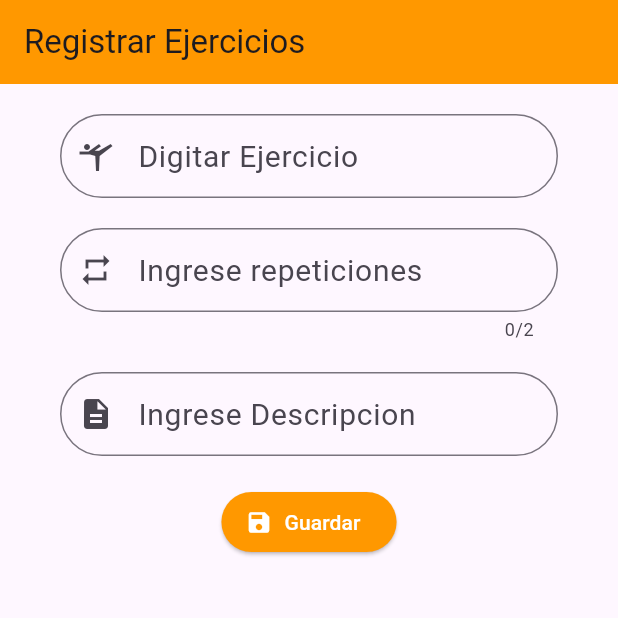
After one commit to ortizj01/EvidenciasDartFlutter, a Flutter app: the EjerciciosScreen screen opened directly, on a phone screen of 412 x 824 dp, the top half of it. The commit adds this screen. Run offline on Flutter 3.47's test engine with Material 3 defaults, Android fonts, the phone set to English and light mode, and no system bars.

Commit message:
creando formulario ejercicios

```diff
--- /dev/null
+++ b/GymSystem/gym_system/analysis_options.yaml
@@ -0,0 +1 @@
+include: package:flutter_lints/flutter.yaml
--- /dev/null
+++ b/GymSystem/gym_system/lib/main.dart
@@ -0,0 +1,16 @@
+import 'package:flutter/material.dart';
+import 'package:gym_system/screens/form_ejercicios.dart';
+
+void main() {
+  runApp(const MainApp());
+}
+
+class MainApp extends StatelessWidget {
+  const MainApp({super.key});
+
+  @override
+  Widget build(BuildContext context) {
+    return const MaterialApp(
+        debugShowCheckedModeBanner: false, home: EjerciciosScreen());
+  }
+}
--- /dev/null
+++ b/GymSystem/gym_system/lib/screens/form_ejercicios.dart
@@ -0,0 +1,93 @@
+import 'package:flutter/material.dart';
+
+class EjerciciosScreen extends StatefulWidget {
+  const EjerciciosScreen({super.key});
+
+  @override
+  State<EjerciciosScreen> createState() => _EjerciciosScreenState();
+}
+
+class _EjerciciosScreenState extends State<EjerciciosScreen> {
+  void ejercicios() {}
+  @override
+  Widget build(BuildContext context) {
+    return Scaffold(
+      appBar: AppBar(
+        title: const Text('Registrar Ejercicios'),
+        backgroundColor: Colors.orange,
+      ),
+      body: Padding(
+        padding: const EdgeInsets.symmetric(vertical: 20, horizontal: 40),
+        child: Form(
+          child: Column(
+            children: [
+              TextFormField(
+                keyboardType: TextInputType.text,
+                decoration: const InputDecoration(
+                    prefixIcon: Icon(
+                      Icons.sports_gymnastics,
+                    ),
+                    hintText: "Nombre Ejercicio",
+                    border: OutlineInputBorder(
+                        borderRadius: BorderRadius.all(Radius.circular(100))),
+                    labelText: 'Digitar Ejercicio',
+                    labelStyle: TextStyle(
+                      fontSize: 20,
+                    )),
+              ),
+              const SizedBox(
+                height: 20,
+              ),
+              TextFormField(
+                keyboardType: TextInputType.number,
+                maxLength: 2,
+                decoration: const InputDecoration(
+                    prefixIcon: Icon(
+                      Icons.repeat,
+                    ),
+                    hintText: "Repeticion Ejercicio",
+                    border: OutlineInputBorder(
+                        borderRadius: BorderRadius.all(Radius.circular(100))),
+                    labelText: 'Ingrese repeticiones',
+                    labelStyle: TextStyle(
+                      fontSize: 20,
+                    )),
+              ),
+              const SizedBox(
+                height: 20,
+              ),
+              TextFormField(
+                keyboardType: TextInputType.text,
+                decoration: const InputDecoration(
+                    prefixIcon: Icon(
+                      Icons.description,
+                    ),
+                    hintText: "Descripcion Ejercicio",
+                    border: OutlineInputBorder(
+                        borderRadius: BorderRadius.all(Radius.circular(100))),
+                    labelText: 'Ingrese Descripcion',
+                    labelStyle: TextStyle(
+                      fontSize: 20,
+                    )),
+              ),
+              const SizedBox(
+                height: 20,
+              ),
+              ElevatedButton.icon(
+                onPressed: ejercicios,
+                icon: const Icon(Icons.save, color: Colors.white),
+                label: const Text(
+                  'Guardar',
+                  style: TextStyle(color: Colors.white),
+                ),
+                style: ElevatedButton.styleFrom(
+                  backgroundColor: Colors.orange,
+                ),
+              ),
+            ],
+          ),
+        ),
+      ),
+    );
+  }
+}
```
Also changed, not shown: GymSystem/gym_system/pubspec.yaml (added, +19 -0 lines), movilidad/movilidad/lib/screens/infracciones_screen.dart (+17 -1 lines), GymSystem/gym_system/pubspec.lock (added), 123 other files.
